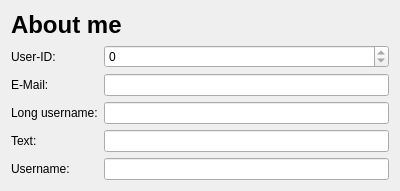
Old version of the form dialogs/aboutmedialog.ui in the repository qohelet/QtZeiterfassung.
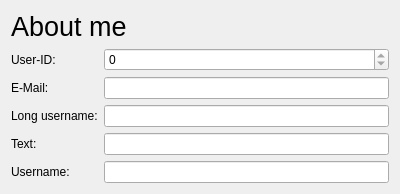
New version of the form.

The edit to the form file:
```diff
--- a/dialogs/aboutmedialog.ui
+++ b/dialogs/aboutmedialog.ui
@@ -22,8 +22,13 @@
   <layout class="QVBoxLayout" name="verticalLayout" stretch="0,1">
    <item>
     <widget class="QLabel" name="labelTitle">
+     <property name="font">
+      <font>
+       <pointsize>20</pointsize>
+      </font>
+     </property>
      <property name="text">
-      <string>&lt;h1&gt;About me&lt;/h1&gt;</string>
+      <string>About me</string>
      </property>
     </widget>
    </item>
```
